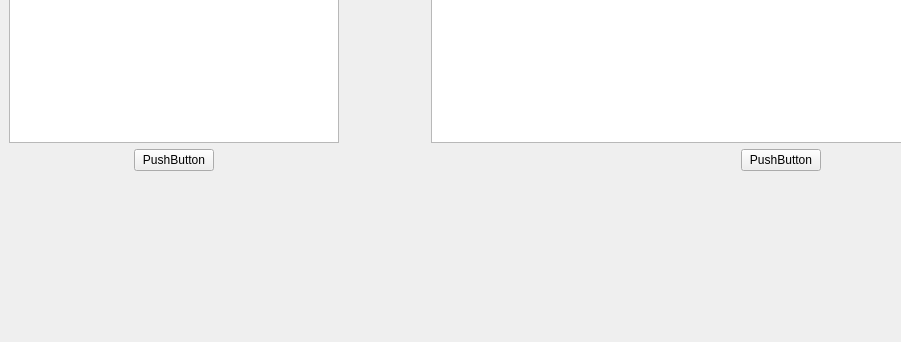
Qt form main/UI/notes.ui (Demonim/Simargl-Study-Project) before a commit; both pictures show x 0 to 901 and y 518 to 860 of the 1140 by 860 pixel window.
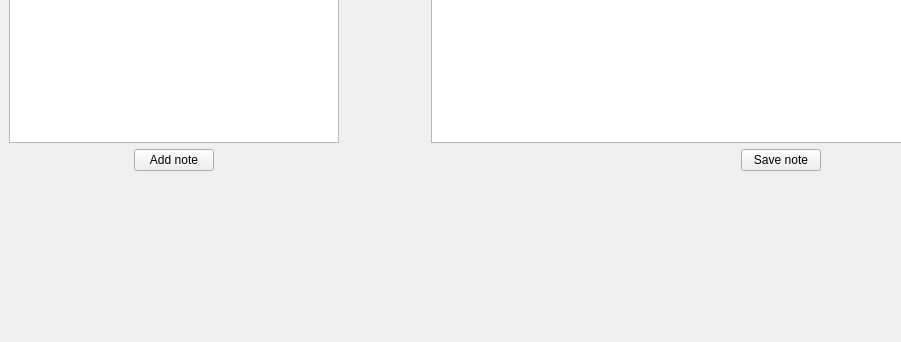
The same form after that commit.

The edit to the form file:
```diff
--- a/main/UI/notes.ui
+++ b/main/UI/notes.ui
@@ -180,7 +180,7 @@
           <item>
            <widget class="QPushButton" name="AddNoteButton">
             <property name="text">
-             <string>PushButton</string>
+             <string>Add note</string>
             </property>
            </widget>
           </item>
@@ -263,7 +263,7 @@
           <item>
            <widget class="QPushButton" name="SaveNoteButton">
             <property name="text">
-             <string>PushButton</string>
+             <string>Save note</string>
             </property>
            </widget>
           </item>
```
